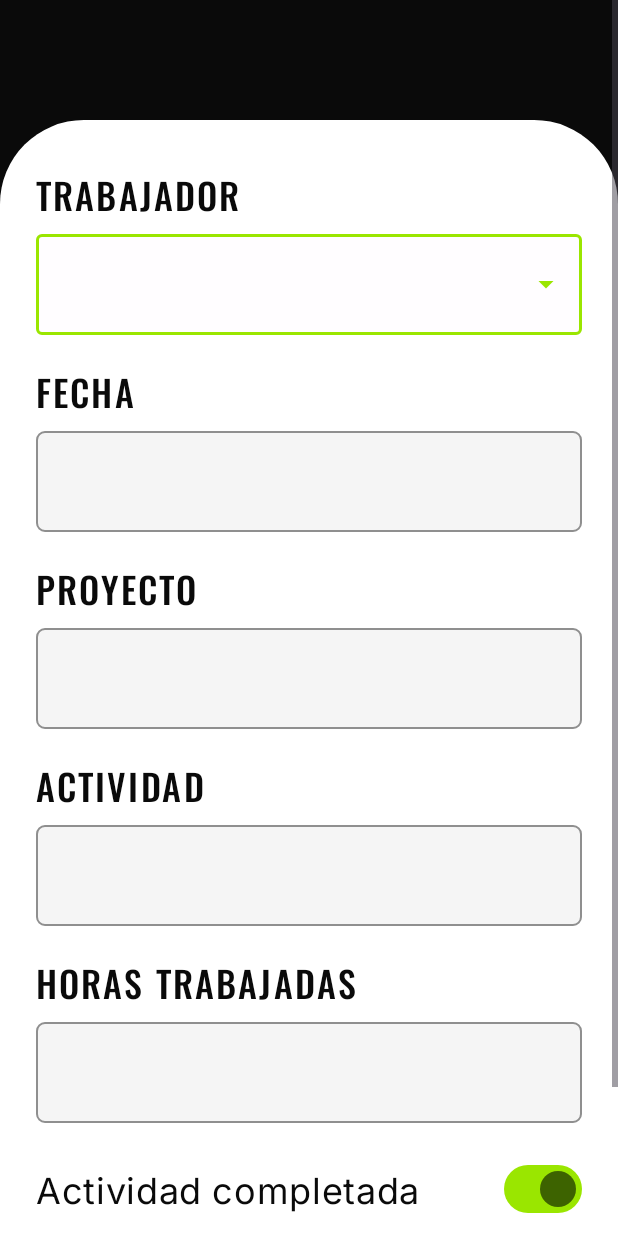
After one commit to Owen-H123/EcoSistemaApp, an Android app: the layout activity_registrar_horas.xml on its own in the app's theme, with its tools: preview values and no code run, on a phone screen of 412 x 824 dp. The commit adds this screen. Run offline under Robolectric (Android 15) with nearby library versions, the phone set to English and light mode, and no system bars.

Commit message:
feat: registrar horas y guardarlas en Firestore

```diff
--- a/app/src/main/java/com/hannahlab/ecoapp/EcoApp.kt
+++ b/app/src/main/java/com/hannahlab/ecoapp/EcoApp.kt
@@ -5,6 +5,7 @@ import android.content.Context
 import com.hannahlab.ecoapp.data.auth.AuthRepository
 import com.hannahlab.ecoapp.data.local.AppDatabase
 import com.hannahlab.ecoapp.data.local.SeedData
+import com.hannahlab.ecoapp.data.repository.RegistrosRepository
 import com.hannahlab.ecoapp.data.repository.TrabajadoresRepository
 import com.hannahlab.ecoapp.data.session.SessionManager
 import kotlinx.coroutines.CoroutineScope
@@ -17,6 +18,9 @@ class EcoApp : Application() {
     val session: SessionManager by lazy { SessionManager(this) }
     val trabajadores: TrabajadoresRepository by lazy { TrabajadoresRepository(this, database.usuarioDao()) }
     val auth: AuthRepository by lazy { AuthRepository(database.usuarioDao(), session, trabajadores) }
+    val registros: RegistrosRepository by lazy {
+        RegistrosRepository(database.usuarioDao(), database.registroHorasDao(), trabajadores)
+    }
 
     private val appScope = CoroutineScope(SupervisorJob() + Dispatchers.IO)
 
--- a/app/src/main/java/com/hannahlab/ecoapp/ui/panel/inicio/PanelInicioFragment.kt
+++ b/app/src/main/java/com/hannahlab/ecoapp/ui/panel/inicio/PanelInicioFragment.kt
@@ -1,5 +1,6 @@
 package com.hannahlab.ecoapp.ui.panel.inicio
 
+import android.content.Intent
 import android.os.Bundle
 import android.view.View
 import androidx.annotation.StringRes
@@ -14,6 +15,7 @@ import com.hannahlab.ecoapp.data.local.entity.RegistroDetalle
 import com.hannahlab.ecoapp.data.local.entity.Usuario
 import com.hannahlab.ecoapp.databinding.FragmentPanelInicioBinding
 import com.hannahlab.ecoapp.ecoApp
+import com.hannahlab.ecoapp.ui.horas.RegistrarHorasActivity
 import com.hannahlab.ecoapp.util.CalculoPlanilla
 import com.hannahlab.ecoapp.util.Fechas
 import com.hannahlab.ecoapp.util.Formato
@@ -45,6 +47,10 @@ class PanelInicioFragment : Fragment(R.layout.fragment_panel_inicio) {
         adapter = RegistroAdapter(mostrarNombre = esAdmin)
         binding.rvRegistros.layoutManager = LinearLayoutManager(requireContext())
         binding.rvRegistros.adapter = adapter
+
+        binding.btnRegistrarHoras.setOnClickListener {
+            startActivity(Intent(requireContext(), RegistrarHorasActivity::class.java))
+        }
 
         binding.togglePeriodo.check(R.id.btn_semana)
         binding.togglePeriodo.addOnButtonCheckedListener { _, checkedId, isChecked ->
--- /dev/null
+++ b/app/src/main/res/layout/activity_registrar_horas.xml
@@ -0,0 +1,132 @@
+<?xml version="1.0" encoding="utf-8"?>
+<ScrollView xmlns:android="http://schemas.android.com/apk/res/android"
+    xmlns:app="http://schemas.android.com/apk/res-auto"
+    android:layout_width="match_parent"
+    android:layout_height="match_parent"
+    android:background="@color/eco_negro"
+    android:fillViewport="true"
+    android:fitsSystemWindows="true">
+
+    <LinearLayout
+        android:layout_width="match_parent"
+        android:layout_height="wrap_content"
+        android:orientation="vertical">
+
+        <com.google.android.material.appbar.MaterialToolbar
+            android:id="@+id/toolbar"
+            android:layout_width="match_parent"
+            android:layout_height="?attr/actionBarSize"
+            android:background="@color/eco_negro"
+            app:navigationIconTint="@color/blanco"
+            app:titleTextAppearance="@style/TituloBarra"
+            app:titleTextColor="@color/blanco" />
+
+        <LinearLayout
+            android:layout_width="match_parent"
+            android:layout_height="0dp"
+            android:layout_marginTop="16dp"
+            android:layout_weight="1"
+            android:background="@drawable/bg_card_superior"
+            android:orientation="vertical"
+            android:padding="24dp">
+
+            <!-- Solo el admin elige a quién pertenecen las horas -->
+            <LinearLayout
+                android:id="@+id/grupo_trabajador"
+                android:layout_width="match_parent"
+                android:layout_height="wrap_content"
+                android:orientation="vertical">
+
+                <TextView style="@style/EtiquetaCampo" android:layout_marginTop="8dp" android:text="@string/horas_trabajador" />
+
+                <com.google.android.material.textfield.TextInputLayout
+                    android:id="@+id/til_trabajador"
+                    style="@style/Widget.Material3.TextInputLayout.OutlinedBox.ExposedDropdownMenu"
+                    android:layout_width="match_parent"
+                    android:layout_height="wrap_content"
+                    app:hintEnabled="false">
+
+                    <com.google.android.material.textfield.MaterialAutoCompleteTextView
+                        android:id="@+id/actv_trabajador"
+                        android:layout_width="match_parent"
+                        android:layout_height="wrap_content"
+                        android:inputType="none"
+                        android:textColor="@color/eco_texto"
+                        android:textSize="24sp" />
+                </com.google.android.material.textfield.TextInputLayout>
+            </LinearLayout>
+
+            <TextView style="@style/EtiquetaCampo" android:text="@string/horas_fecha" />
+
+            <com.google.android.material.textfield.TextInputLayout style="@style/CampoEco">
+
+                <com.google.android.material.textfield.TextInputEditText
+                    android:id="@+id/et_fecha"
+                    android:layout_width="match_parent"
+                    android:layout_height="wrap_content"
+                    android:focusable="false"
+                    android:inputType="none"
+                    android:textColor="@color/eco_texto"
+                    android:textSize="24sp" />
+            </com.google.android.material.textfield.TextInputLayout>
+
+            <TextView style="@style/EtiquetaCampo" android:text="@string/horas_proyecto" />
+
+            <com.google.android.material.textfield.TextInputLayout android:id="@+id/til_proyecto" style="@style/CampoEco">
+
+                <com.google.android.material.textfield.TextInputEditText
+                    android:id="@+id/et_proyecto"
+                    android:layout_width="match_parent"
+                    android:layout_height="wrap_content"
+                    android:inputType="textCapSentences"
+                    android:maxLength="100"
+                    android:textColor="@color/eco_texto"
+                    android:textSize="24sp" />
+            </com.google.android.material.textfield.TextInputLayout>
+
+            <TextView style="@style/EtiquetaCampo" android:text="@string/horas_actividad" />
+
+            <com.google.android.material.textfield.TextInputLayout android:id="@+id/til_actividad" style="@style/CampoEco">
+
+                <com.google.android.material.textfield.TextInputEditText
+                    android:id="@+id/et_actividad"
+                    android:layout_width="match_parent"
+                    android:layout_height="wrap_content"
+                    android:inputType="textCapSentences"
+                    android:maxLength="200"
+                    android:textColor="@color/eco_texto"
+                    android:textSize="24sp" />
+            </com.google.android.material.textfield.TextInputLayout>
+
+            <TextView style="@style/EtiquetaCampo" android:text="@string/horas_cantidad" />
+
+            <com.google.android.material.textfield.TextInputLayout android:id="@+id/til_horas" style="@style/CampoEco">
+
+                <com.google.android.material.textfield.TextInputEditText
+                    android:id="@+id/et_horas"
+                    android:layout_width="match_parent"
+                    android:layout_height="wrap_content"
+                    android:inputType="numberDecimal"
+                    android:textColor="@color/eco_texto"
+                    android:textSize="24sp" />
+            </com.google.android.material.textfield.TextInputLayout>
+
+            <com.google.android.material.materialswitch.MaterialSwitch
+                android:id="@+id/sw_completada"
+                android:layout_width="match_parent"
+                android:layout_height="wrap_content"
+                android:layout_marginTop="20dp"
+                android:checked="true"
+                android:text="@string/horas_completada"
+                android:textColor="@color/eco_texto"
+                android:textSize="24sp" />
+
+            <com.google.android.material.button.MaterialButton
+                android:id="@+id/btn_guardar"
+                style="@style/BotonPrimario"
+                android:layout_width="match_parent"
+                android:layout_marginTop="32dp"
+                android:text="@string/trabajador_guardar" />
+        </LinearLayout>
+    </LinearLayout>
+</ScrollView>
--- a/app/src/main/res/values/strings.xml
+++ b/app/src/main/res/values/strings.xml
@@ -191,6 +191,15 @@
     <string name="contacto_enviar_correo">Enviar por correo</string>
     <string name="contacto_guardado">Mensaje enviado correctamente</string>
     <string name="contacto_registrados">Mensajes que has enviado: %1$d</string>
+    <string name="horas_titulo">Registrar horas</string>
+    <string name="horas_trabajador">Trabajador</string>
+    <string name="horas_fecha">Fecha</string>
+    <string name="horas_proyecto">Proyecto</string>
+    <string name="horas_actividad">Actividad</string>
+    <string name="horas_cantidad">Horas trabajadas</string>
+    <string name="horas_completada">Actividad completada</string>
+    <string name="horas_guardadas">Horas registradas</string>
+    <string name="error_horas">Ingresa entre 0 y 24 horas</string>
     <string name="aviso_pendiente">Sin conexión. Se enviará cuando vuelva internet</string>
     <string name="error_permiso">No tienes permiso para esta acción</string>
     <string name="contacto_sin_app">No hay una app instalada para abrir esto</string>
```
Also changed, not shown: app/src/main/AndroidManifest.xml (+7 -0 lines), app/src/main/java/com/hannahlab/ecoapp/data/local/SeedData.kt (+5 -2 lines), app/src/main/java/com/hannahlab/ecoapp/data/local/dao/RegistroHorasDao.kt (+14 -0 lines), app/src/main/java/com/hannahlab/ecoapp/data/repository/RegistrosRepository.kt (added, +143 -0 lines), app/src/main/java/com/hannahlab/ecoapp/data/repository/TrabajadoresRepository.kt (+5 -10 lines), app/src/main/java/com/hannahlab/ecoapp/ui/horas/RegistrarHorasActivity.kt (added, +154 -0 lines), app/src/main/java/com/hannahlab/ecoapp/ui/panel/PanelActivity.kt (+5 -5 lines), app/src/main/res/layout/fragment_panel_inicio.xml (+7 -0 lines), 2 other files.
